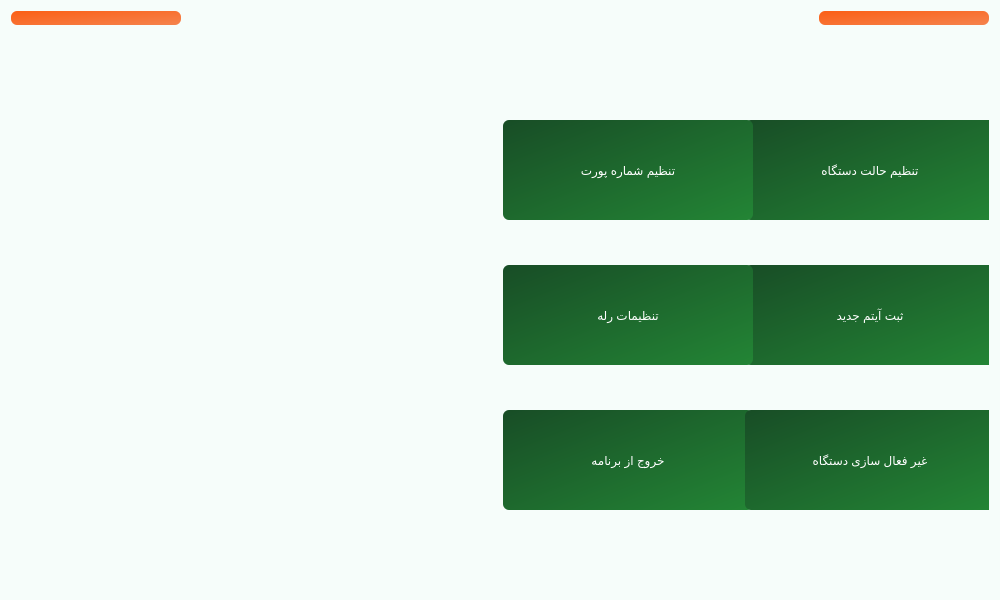
First picture: the form in main.ui, repository Farazist/raspberrypi-app, before the edit.
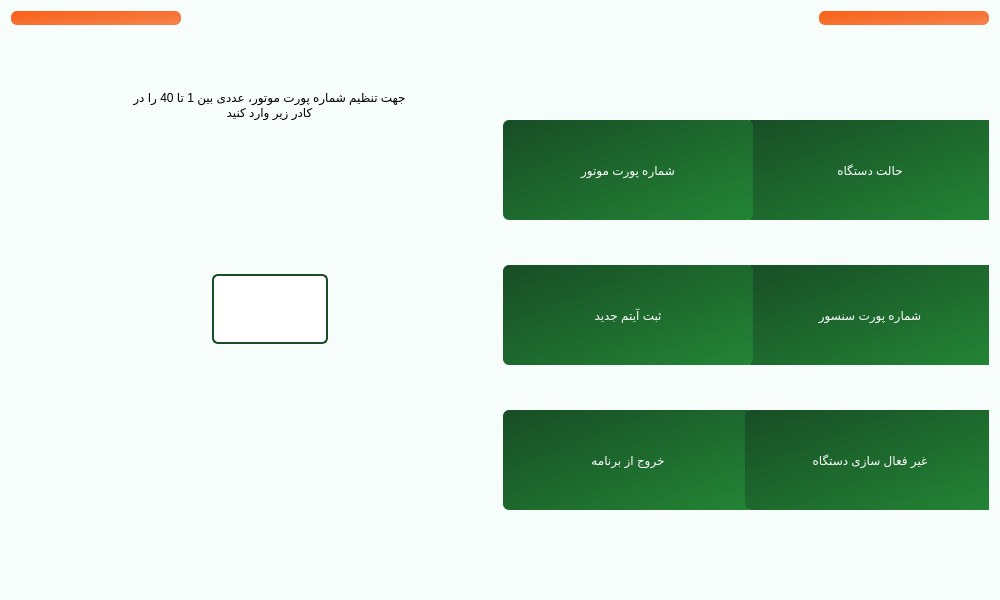
Second picture: the form after the edit. The open tabs and pages were chosen to show the change. Icons and pictures are not drawn.

Commit message: motor and sensor port

Patch:
```diff
--- a/main.ui
+++ b/main.ui
@@ -1656,6 +1656,96 @@
              </item>
             </layout>
            </widget>
+           <widget class="QWidget" name="pageMotorPort">
+            <layout class="QVBoxLayout" name="verticalLayout_20">
+             <property name="bottomMargin">
+              <number>100</number>
+             </property>
+             <item alignment="Qt::AlignHCenter|Qt::AlignTop">
+              <widget class="QLabel" name="lblMotorPort">
+               <property name="styleSheet">
+                <string notr="true">font: 22pt &quot;IRANSans&quot;;
+font: 22pt &quot;IRANSansFaNum&quot;;
+color: #000000;</string>
+               </property>
+               <property name="text">
+                <string>جهت تنظیم شماره پورت موتور، عددی بین 1 تا 40 را در کادر زیر وارد کنید</string>
+               </property>
+               <property name="alignment">
+                <set>Qt::AlignCenter</set>
+               </property>
+               <property name="wordWrap">
+                <bool>true</bool>
+               </property>
+              </widget>
+             </item>
+             <item alignment="Qt::AlignHCenter|Qt::AlignTop">
+              <widget class="QLineEdit" name="tbMotorPort">
+               <property name="minimumSize">
+                <size>
+                 <width>0</width>
+                 <height>70</height>
+                </size>
+               </property>
+               <property name="styleSheet">
+                <string notr="true">background-color: #ffffff; 
+padding: 3px; 
+border: 2px solid #184d26;
+border-radius: 6px;
+font: 26pt &quot;IRANSansFaNum&quot;;</string>
+               </property>
+               <property name="inputMethodHints">
+                <set>Qt::ImhDigitsOnly</set>
+               </property>
+               <property name="maxLength">
+                <number>2</number>
+               </property>
+              </widget>
+             </item>
+            </layout>
+           </widget>
+           <widget class="QWidget" name="pageSensorPort">
+            <layout class="QVBoxLayout" name="verticalLayout_21">
+             <property name="bottomMargin">
+              <number>100</number>
+             </property>
+             <item alignment="Qt::AlignHCenter|Qt::AlignTop">
+              <widget class="QLabel" name="lblSensorPort">
+               <property name="styleSheet">
+                <string notr="true">font: 22pt &quot;IRANSans&quot;;
+font: 22pt &quot;IRANSansFaNum&quot;;
+color: #000000;</string>
+               </property>
+               <property name="text">
+                <string>جهت تنظیم شماره پورت سنسور، عددی بین 1 تا 40 را در کادر زیر وارد کنید</string>
+               </property>
+               <property name="alignment">
+                <set>Qt::AlignCenter</set>
+               </property>
+               <property name="wordWrap">
+                <bool>true</bool>
+               </property>
+              </widget>
+             </item>
+             <item alignment="Qt::AlignHCenter|Qt::AlignTop">
+              <widget class="QLineEdit" name="tbSensorPort">
+               <property name="styleSheet">
+                <string notr="true">background-color: #ffffff; 
+padding: 3px; 
+border: 2px solid #184d26;
+border-radius: 6px;
+font: 26pt &quot;IRANSansFaNum&quot;;</string>
+               </property>
+               <property name="inputMethodHints">
+                <set>Qt::ImhDigitsOnly</set>
+               </property>
+               <property name="maxLength">
+                <number>2</number>
+               </property>
+              </widget>
+             </item>
+            </layout>
+           </widget>
           </widget>
          </item>
          <item>
@@ -1689,7 +1779,7 @@
 border-radius: 6px;</string>
              </property>
              <property name="text">
-              <string>ثبت آیتم جدید</string>
+              <string>شماره پورت سنسور</string>
              </property>
             </widget>
            </item>
@@ -1722,7 +1812,7 @@
 border-radius: 6px;</string>
              </property>
              <property name="text">
-              <string>تنظیم حالت دستگاه</string>
+              <string>حالت دستگاه</string>
              </property>
             </widget>
            </item>
@@ -1755,7 +1845,7 @@
 border-radius: 6px;</string>
              </property>
              <property name="text">
-              <string>تنظیم شماره پورت</string>
+              <string>شماره پورت موتور</string>
              </property>
             </widget>
            </item>
@@ -1788,7 +1878,7 @@
 border-radius: 6px;</string>
              </property>
              <property name="text">
-              <string>تنظیمات رله</string>
+              <string>ثبت آیتم جدید</string>
              </property>
             </widget>
            </item>
```
Left out of the diff: 24 changed lines with no effect on the pictures. The commit also changes 2 other files.
